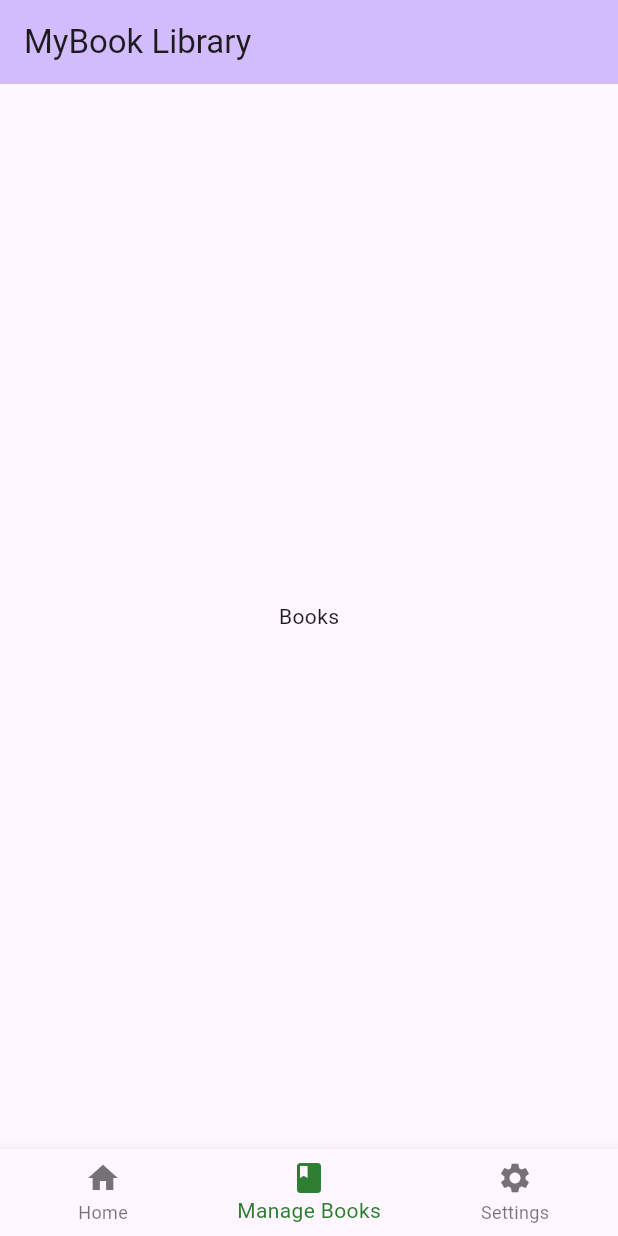
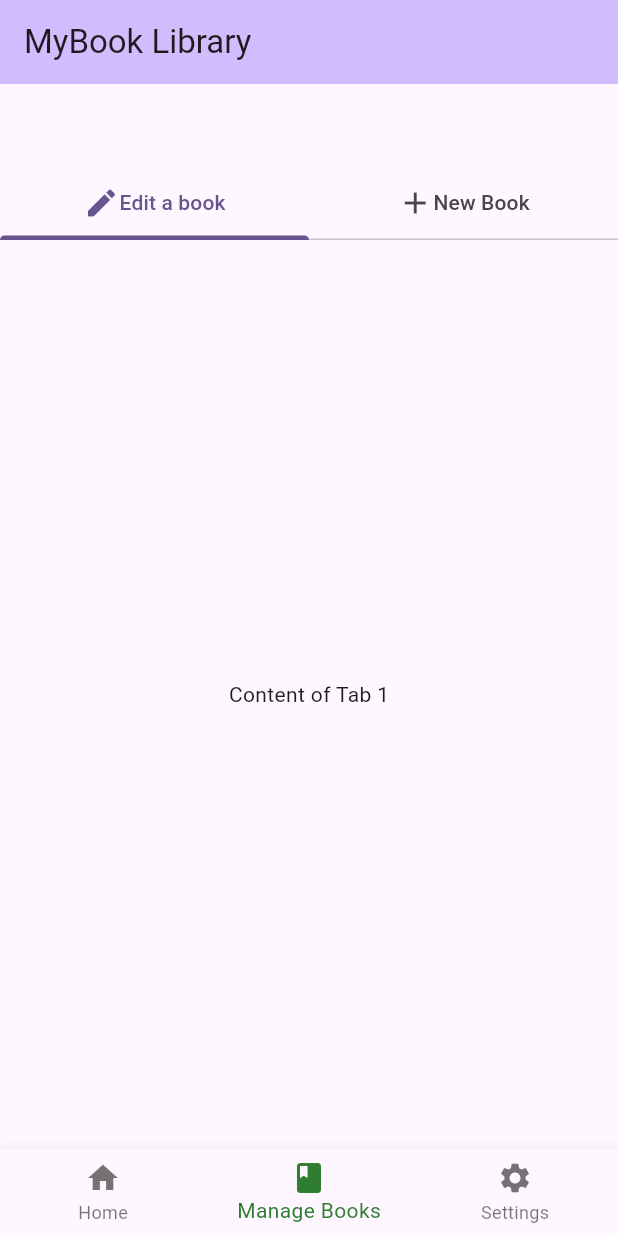
Before and after one commit to hirwaNkevin/personal_book_library_management, a Flutter app: the screen it shows after launch, item 2 of the bottom bar chosen, on a phone screen of 412 x 824 dp. Run offline on Flutter 3.47's test engine with Material 3 defaults, Android fonts, the light colour scheme and no system bars.

Commit message:
Add manage books screen

```diff
--- a/lib/pages/HomePage.dart
+++ b/lib/pages/HomePage.dart
@@ -1,5 +1,6 @@
 import 'package:flutter/material.dart';
 import 'package:personal_book_library_management/screens/HomeScreen.dart';
+import 'package:personal_book_library_management/screens/ManageBooksScreen.dart';
 
 class HomePage extends StatefulWidget {
   const HomePage({super.key, required this.title});
@@ -16,7 +17,7 @@ class _HomePageState extends State<HomePage> {
     const HomeScreen(
       title: '',
     ),
-    const Center(child: Text("Books")),
+    const ManageBooksScreen(title: ''),
     const Center(child: Text("Settings")),
   ];
 
--- /dev/null
+++ b/lib/screens/ManageBooksScreen.dart
@@ -0,0 +1,56 @@
+import 'package:flutter/material.dart';
+
+class ManageBooksScreen extends StatefulWidget {
+  const ManageBooksScreen({super.key, required this.title});
+
+  final String title;
+
+  @override
+  State<ManageBooksScreen> createState() => _ManageBooksScreenState();
+}
+
+class _ManageBooksScreenState extends State<ManageBooksScreen> {
+  @override
+  Widget build(BuildContext context) {
+    return DefaultTabController(
+      length: 2, // Number of tabs
+      child: Scaffold(
+        appBar: AppBar(
+          title: Text(widget.title),
+          bottom: const TabBar(
+            labelPadding:
+                EdgeInsets.symmetric(horizontal: 0), // Remove default padding
+            tabs: [
+              Tab(
+                child: Row(
+                  children: [
+                    Spacer(), // Adds space between the icon and the text
+                    Icon(Icons.edit),
+                    Text('Edit a book'),
+                    Spacer(), // Adds space between the text and the end of the row
+                  ],
+                ),
+              ),
+              Tab(
+                child: Row(
+                  children: [
+                    Spacer(), // Adds space between the icon and the text
+                    Icon(Icons.add),
+                    Text('New Book'),
+                    Spacer(), // Adds space between the text and the end of the row
+                  ],
+                ),
+              ),
+            ],
+          ),
+        ),
+        body: const TabBarView(
+          children: [
+            Center(child: Text('Content of Tab 1')),
+            Center(child: Text('Content of Tab 2')),
+          ],
+        ),
+      ),
+    );
+  }
+}
```
